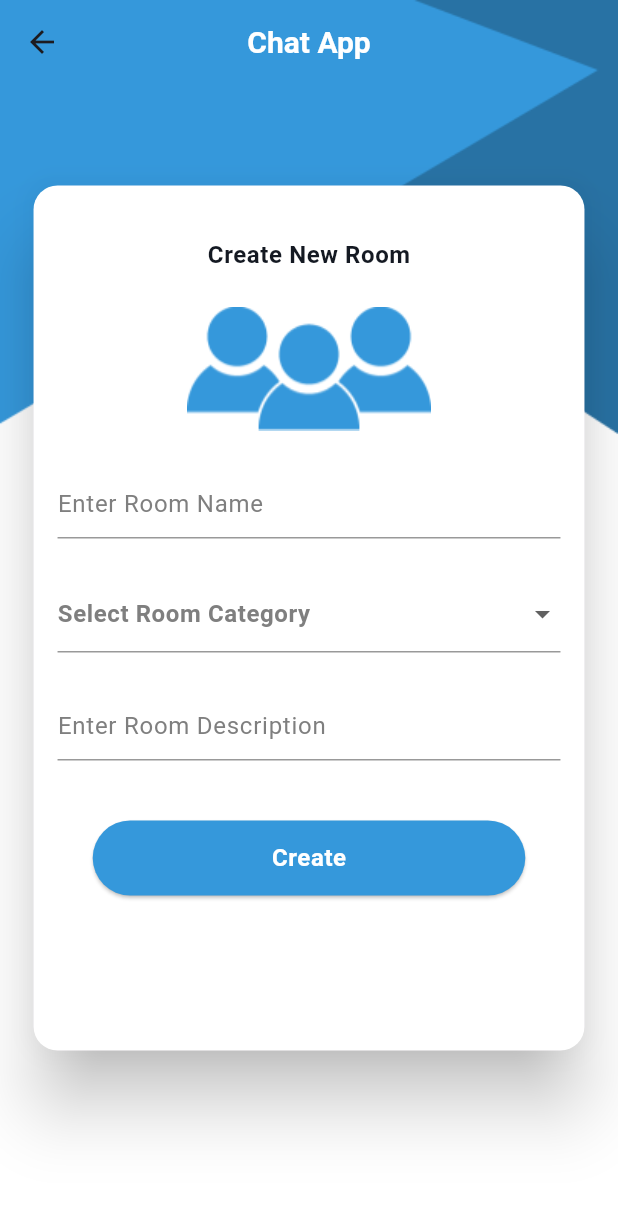
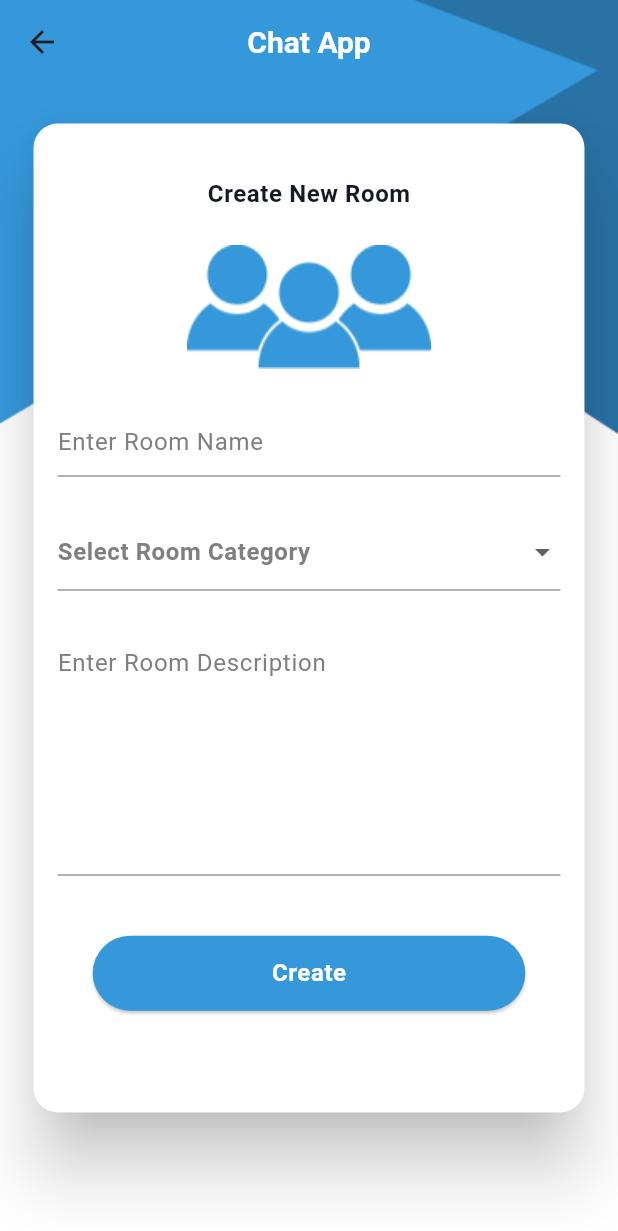
Before and after one commit to fouadTharwat3616/chat, a Flutter app: the screen it shows after launch, after a tap on the "add" icon, on a phone screen of 412 x 824 dp. Shown: the top 1231 px of the screen. Run offline on Flutter 3.47's test engine with Material 3 defaults, Android fonts, the phone set to English and light mode, and no system bars; our stand-ins replace cloud_firestore, firebase_auth, firebase_core, flutter_bloc, fluttertoast; accounts and stored records are empty.

Commit message:
Finish rooms logic

```diff
--- a/lib/auth/view/screens/login_screen.dart
+++ b/lib/auth/view/screens/login_screen.dart
@@ -100,7 +100,7 @@ class _LoginScreenState extends State<LoginScreen> {
                     else if(state is LoginError)
                       {
                         UiUtils.hideLoading(context);
-                        UiUtils.showError(state.message);
+                        UiUtils.showMessage(state.message);
                       }
                     else if(state is LoginSuccess)
                       {
--- a/lib/auth/view/screens/register_screen.dart
+++ b/lib/auth/view/screens/register_screen.dart
@@ -110,7 +110,7 @@ class _RegisterScreenState extends State<RegisterScreen> {
                     else if(state is RegisterError)
                       {
                         UiUtils.hideLoading(context);
-                        UiUtils.showError(state.message);
+                        UiUtils.showMessage(state.message);
                       }
                     else  if(state is RegisterSuccess)
                       {
--- a/lib/home_screen.dart
+++ b/lib/home_screen.dart
@@ -1,19 +1,42 @@
 import 'package:chat/rooms/view/screens/create_room_screen.dart';
 import 'package:chat/rooms/view/widgets/room_item.dart';
+import 'package:chat/rooms/view_model/room_view_model.dart';
+import 'package:chat/rooms/view_model/rooms_states.dart';
 import 'package:chat/shared/app_theme.dart';
+import 'package:chat/shared/widgets/error_indicator.dart';
+import 'package:chat/shared/widgets/loading_indicator.dart';
 import 'package:flutter/material.dart';
+import 'package:flutter_bloc/flutter_bloc.dart';
 
-class HomeScreen extends StatelessWidget {
+class HomeScreen extends StatefulWidget {
   static const String routeName = '/home';
 
   @override
+  State<HomeScreen> createState() => _HomeScreenState();
+}
+
+class _HomeScreenState extends State<HomeScreen> {
+  final viewModel = RoomViewModel();
+  @override
+  void initState() {
+    // TODO: implement initState
+    super.initState();
+    viewModel.getRooms();
+  }
+
+
+
+  @override
   Widget build(BuildContext context) {
-    return Scaffold(
+    return BlocProvider(
+      create: (context) => viewModel,
+      child: Scaffold(
         backgroundColor: AppTheme.whitecolor,
         resizeToAvoidBottomInset: false,
         extendBodyBehindAppBar: true,
         appBar: AppBar(
-          title: const Text('Chat App',
+          title: const Text(
+            'Chat App',
           ),
         ),
         body: Container(
@@ -23,31 +46,39 @@ class HomeScreen extends StatelessWidget {
                     image: AssetImage('assets/images/background.png'),
                     fit: BoxFit.fill)),
             child: Padding(
-                padding: const EdgeInsets.only(
-                     left: 16,
-                  right: 16,
-                  top: 32
-                ),
-                child: GridView.builder(
-                    gridDelegate: const SliverGridDelegateWithFixedCrossAxisCount(
+                padding: const EdgeInsets.only(left: 16, right: 16, top: 32),
+                child: BlocBuilder<RoomViewModel, RoomsStates>(
+                  builder: (context, state) {
+                    if (state is GetRoomsLoading) {
+                      return const LoadingIndicator();
+                    } else if (state is GetRoomsError) {
+                      return ErrorIndicator(state.message);
+                    } else {
+                      return GridView.builder(
+                        gridDelegate:
+                            const SliverGridDelegateWithFixedCrossAxisCount(
                                 crossAxisCount: 2,
                                 mainAxisSpacing: 16,
-                      crossAxisSpacing: 16
-                    ),
-                    itemBuilder: (context, index) =>  const RoomItem(),
-                  itemCount: 6,
-                )
-            )
-        ),
+                                crossAxisSpacing: 16),
+                        itemBuilder: (context, index) =>
+                            RoomItem(viewModel.rooms[index]),
+                        itemCount: viewModel.rooms.length,
+                      );
+                    }
+                  },
+                ))),
         floatingActionButton: FloatingActionButton(
           onPressed: () {
-          Navigator.of(context).pushNamed(CreateRoomScreen.routeName);
+            Navigator.of(context)
+                .pushNamed(CreateRoomScreen.routeName)
+                .then((_) => viewModel.getRooms());
           },
           child: const Icon(
             Icons.add,
             size: 36,
           ),
         ),
+      ),
     );
   }
 }
--- a/lib/main.dart
+++ b/lib/main.dart
@@ -1,4 +1,5 @@
 import 'package:chat/rooms/view/screens/create_room_screen.dart';
+import 'package:chat/shared/app_bloc_observer.dart';
 import 'package:chat/shared/app_theme.dart';
 import 'package:chat/auth/view/screens/login_screen.dart';
 import 'package:chat/auth/view/screens/register_screen.dart';
@@ -14,6 +15,7 @@ Future<void> main() async{
   await Firebase.initializeApp(
     options: DefaultFirebaseOptions.currentPlatform,
   );
+  Bloc.observer = AppBlocObserver();
   runApp(
       BlocProvider(
           create:(context) => AuthViewModel() ,
--- /dev/null
+++ b/lib/rooms/data/models/category_model.dart
@@ -0,0 +1,14 @@
+class CategoryModel {
+  final String id;
+  final String name;
+  final String imageName;
+  CategoryModel(
+      {required this.id, required this.name, required this.imageName});
+
+  static List<CategoryModel> categories = [
+    CategoryModel(id: 'sports', name: 'Sport', imageName: 'sports'),
+    CategoryModel(id: 'movies', name: 'Movies', imageName: 'movies'),
+    CategoryModel(id: 'music', name: 'Music', imageName: 'music'),
+  ];
+
+}
--- /dev/null
+++ b/lib/rooms/data/models/room_model.dart
@@ -0,0 +1,26 @@
+class RoomModel {
+  String id;
+  final String name;
+  final String description;
+  final String categoryId;
+
+   RoomModel(
+      { this.id='',
+      required this.name,
+      required this.description,
+      required this.categoryId});
+
+  RoomModel.fromJson(Map<String,dynamic> json):this(
+    id: json['id'],
+    name: json['name'],
+    description: json['description'],
+    categoryId: json['categoryId'],
+  );
+
+  Map<String,dynamic> toJSon()=>{
+    'id':id,
+    'name':name,
+    'description':description,
+    'categoryId':categoryId,
+  };
+}
--- a/lib/rooms/view/screens/create_room_screen.dart
+++ b/lib/rooms/view/screens/create_room_screen.dart
@@ -1,8 +1,13 @@
 import 'package:chat/auth/view/widgets/custom_text_form_field.dart';
 import 'package:chat/auth/view/widgets/default_elevated_button.dart';
+import 'package:chat/rooms/data/models/room_model.dart';
 import 'package:chat/rooms/view/widgets/category_dropdown_button.dart';
+import 'package:chat/rooms/view_model/room_view_model.dart';
+import 'package:chat/rooms/view_model/rooms_states.dart';
 import 'package:chat/shared/app_theme.dart';
+import 'package:chat/shared/utils.dart';
 import 'package:flutter/material.dart';
+import 'package:flutter_bloc/flutter_bloc.dart';
 
 class CreateRoomScreen extends StatefulWidget {
   static const String routeName = '/create-room';
@@ -17,10 +22,13 @@ class _CreateRoomScreenState extends State<CreateRoomScreen> {
   String? selectedRoom;
   final descriptionController = TextEditingController();
   final formKey = GlobalKey<FormState>();
+  final viewModel = RoomViewModel();
   @override
   Widget build(BuildContext context) {
     final displayTheme= Theme.of(context).textTheme;
-    return Scaffold(
+    return BlocProvider(
+      create: (context) => viewModel,
+      child: Scaffold(
         resizeToAvoidBottomInset:false,
         extendBodyBehindAppBar: true,
           appBar: AppBar(
@@ -52,7 +60,7 @@ class _CreateRoomScreenState extends State<CreateRoomScreen> {
                                 left: 16,
                                 top: 36
                               ),
-                            height: MediaQuery.of(context).size.height*.7,
+                              height: MediaQuery.of(context).size.height*.8,
                               decoration: BoxDecoration(
                                 color: AppTheme.whitecolor
                               ),
@@ -86,6 +94,7 @@ class _CreateRoomScreenState extends State<CreateRoomScreen> {
                                     CustomTextFormField(
                                         controller: descriptionController,
                                       hintText: 'Enter Room Description',
+                                      maxLines: 5,
                                       validator: (value) {
                                         if(value == null || value.length < 5) {
                                           return 'Description can not be less than 5 characters';
@@ -94,13 +103,32 @@ class _CreateRoomScreenState extends State<CreateRoomScreen> {
                                       },
                                     ),
                                     const SizedBox(height: 40,),
-                                  DefaultElevatedButton(
+                                    BlocListener<RoomViewModel,RoomsStates>(
+                                      listener: (_, state) {
+                                        if (state is CreateRoomLoading)
+                                          {
+                                            UiUtils.showLoading(context);
+                                          }
+                                        else if(state is CreateRoomSuccess)
+                                          {
+                                            UiUtils.hideLoading(context);
+                                            UiUtils.showMessage('Room Created Successfully');
+                                            Navigator.of(context).pop();
+                                          }
+                                        else if (state is CreateRoomError)
+                                          {
+                                            UiUtils.hideLoading(context);
+                                            UiUtils.showMessage(state.message);
+                                          }
+                                      },
+                                      child: DefaultElevatedButton(
                                         width:  MediaQuery.of(context).size.width*.7,
                                         radiusValue: 32,
                                        onpressed: createRoom,
                                         child: Text('Create',style: displayTheme.bodySmall?.copyWith(
                                           color: AppTheme.whitecolor
                                         ),)
+                                      ),
                                     )
                               ]),
                             ),
@@ -111,6 +139,7 @@ class _CreateRoomScreenState extends State<CreateRoomScreen> {
                   )
               )
           )
+      ),
     );
   }
 
@@ -120,7 +149,13 @@ class _CreateRoomScreenState extends State<CreateRoomScreen> {
   {
     if(formKey.currentState?.validate()==true)
       {
-
+        viewModel.createRoom(
+            RoomModel(
+                name: nameController.text,
+                description: descriptionController.text,
+                categoryId: selectedRoom!
+            )
+        );
       }
   }
 }
--- a/lib/rooms/view/widgets/category_dropdown_button.dart
+++ b/lib/rooms/view/widgets/category_dropdown_button.dart
@@ -1,3 +1,4 @@
+import 'package:chat/rooms/data/models/category_model.dart';
 import 'package:chat/shared/app_theme.dart';
 import 'package:flutter/material.dart';
 
@@ -23,19 +24,25 @@ class _CategoryDropDownButtonState extends State<CategoryDropDownButton> {
         'Select Room Category',
         style: bodySmallStyle?.copyWith(color: AppTheme.greycolor),
       ),
-      items: ['Sports', 'Music', 'Movies']
+      items: CategoryModel.categories
           .map((category) => DropdownMenuItem(
-              value: category,
-              child: Text(
-                category,
-                style: bodySmallStyle?.copyWith(
-                  fontSize: 18
-                ),
+              value: category.id,
+              child: Row(
+                children: [
+                  Image.asset('assets/images/${category.imageName}.png',height: 24,),
+                  const SizedBox(width: 8,),
+                  Text(
+                    category.name,
+                    style: bodySmallStyle?.copyWith(
+                      fontSize: 18
+                    ),
+                  ),
+                ],
               )))
           .toList(),
-      onChanged: (category) => setState(
+      onChanged: (categoryId) => setState(
         () {
-          selectedCategory=category;
+          selectedCategory=categoryId;
           widget.onRoomSelected(selectedCategory);
 
         },
--- /dev/null
+++ b/lib/rooms/view_model/room_view_model.dart
@@ -0,0 +1,35 @@
+import 'package:chat/rooms/data/models/category_model.dart';
+import 'package:chat/rooms/data/models/room_model.dart';
+import 'package:chat/rooms/view_model/rooms_states.dart';
+import 'package:chat/shared/database_utils.dart';
+import 'package:flutter_bloc/flutter_bloc.dart';
+
+class RoomViewModel extends Cubit<RoomsStates> {
+  RoomViewModel() : super(RoomsInitial());
+  List<RoomModel> rooms = [];
+
+  Future<void> createRoom(RoomModel room) async {
+    emit(CreateRoomLoading());
+    try {
+      await DataBaseUtils.createRoom(room);
+      emit(CreateRoomSuccess());
+    } catch (error) {
+      emit(CreateRoomError(error.toString()));
+    }
+  }
+
+  Future<void> getRooms() async {
+    emit(GetRoomsLoading());
+    try {
+      rooms = await DataBaseUtils.getAllRooms();
+      emit(GetRoomsSuccess());
+    } catch (error) {
+      emit(GetRoomsError(error.toString()));
+    }
+  }
+
+  String getCategoryImageName(String categoryId) =>
+   CategoryModel.categories
+      .firstWhere((category) => category.id == categoryId)
+      .imageName;
+}
--- /dev/null
+++ b/lib/rooms/view_model/rooms_states.dart
@@ -0,0 +1,19 @@
+abstract class RoomsStates{}
+
+class RoomsInitial extends RoomsStates{}
+
+
+class CreateRoomLoading extends RoomsStates{}
+class CreateRoomSuccess extends RoomsStates{}
+class CreateRoomError extends RoomsStates{
+  String message;
+  CreateRoomError(this.message);
+}
+
+
+class GetRoomsLoading extends RoomsStates{}
+class GetRoomsSuccess extends RoomsStates{}
+class GetRoomsError extends RoomsStates{
+  String message;
+  GetRoomsError(this.message);
+}
--- a/lib/shared/database_utils.dart
+++ b/lib/shared/database_utils.dart
@@ -1,4 +1,5 @@
 import 'package:chat/models/user_model.dart';
+import 'package:chat/rooms/data/models/room_model.dart';
 import 'package:cloud_firestore/cloud_firestore.dart';
 import 'package:firebase_auth/firebase_auth.dart';
 
@@ -9,6 +10,14 @@ class DataBaseUtils{
     fromFirestore: (snapshot, _) => UserModel.fromJson(snapshot.data()!),
     toFirestore: (userModel, _) => userModel.toJson(),
   );
+
+  static CollectionReference<RoomModel> getRoomsCollection()=>
+    FirebaseFirestore.instance.collection('rooms').withConverter<RoomModel>(
+        fromFirestore: (snapshot, _) => RoomModel.fromJson(snapshot.data()!),
+        toFirestore: (roomModel, options) => roomModel.toJSon(),
+    );
+
+
 
 
   static Future<UserModel> Register({required String name, required String email, required String password,})async{
@@ -44,4 +53,24 @@ class DataBaseUtils{
    return FirebaseAuth.instance.signOut();
   }
 
+
+
+  //Create room
+  static Future<void> createRoom(RoomModel room)async{
+    final roomsCollection = getRoomsCollection();
+    final doc = roomsCollection.doc();
+    room.id = doc.id;
+    return doc.set(room);
+  }
+
+  //get all rooms
+  static Future<List<RoomModel>> getAllRooms()async
+  {
+    final roomsCollection = getRoomsCollection();
+    final querySnapshot = await roomsCollection.get();
+    return querySnapshot.docs.map((doc) => doc.data()).toList();
+  }
+
+
+
 }
--- a/lib/shared/utils.dart
+++ b/lib/shared/utils.dart
@@ -1,3 +1,4 @@
+import 'package:chat/shared/widgets/loading_indicator.dart';
 import 'package:flutter/material.dart';
 import 'package:fluttertoast/fluttertoast.dart';
 class UiUtils {
@@ -13,17 +14,17 @@ class UiUtils {
                       .of(context)
                       .size
                       .height * .2,
-                  child: const Column(
+                  child:  const Column(
                     mainAxisAlignment: MainAxisAlignment.center,
                     children: [
-                      CircularProgressIndicator(),
+                     LoadingIndicator()
                     ],
                   ),
                 ),
               )
       );
  static void hideLoading(BuildContext context)=> Navigator.of(context).pop();
- static void showError(String message)=>
+ static void showMessage(String message)=>
      Fluttertoast.showToast(
          msg: message,
          toastLength: Toast.LENGTH_SHORT
--- /dev/null
+++ b/lib/shared/widgets/loading_indicator.dart
@@ -0,0 +1,14 @@
+import 'package:flutter/material.dart';
+
+class LoadingIndicator extends StatelessWidget {
+  const LoadingIndicator({super.key});
+
+  @override
+  Widget build(BuildContext context) {
+    return Center(
+      child: CircularProgressIndicator(
+        color: Theme.of(context).primaryColor,
+      ),
+    );
+  }
+}
```
Also changed, not shown: lib/rooms/view/widgets/room_item.dart (+17 -6 lines), lib/shared/app_bloc_observer.dart (added, +27 -0 lines), lib/shared/widgets/error_indicator.dart (added, +13 -0 lines). Lines whose indentation alone changed are shown as unchanged.
